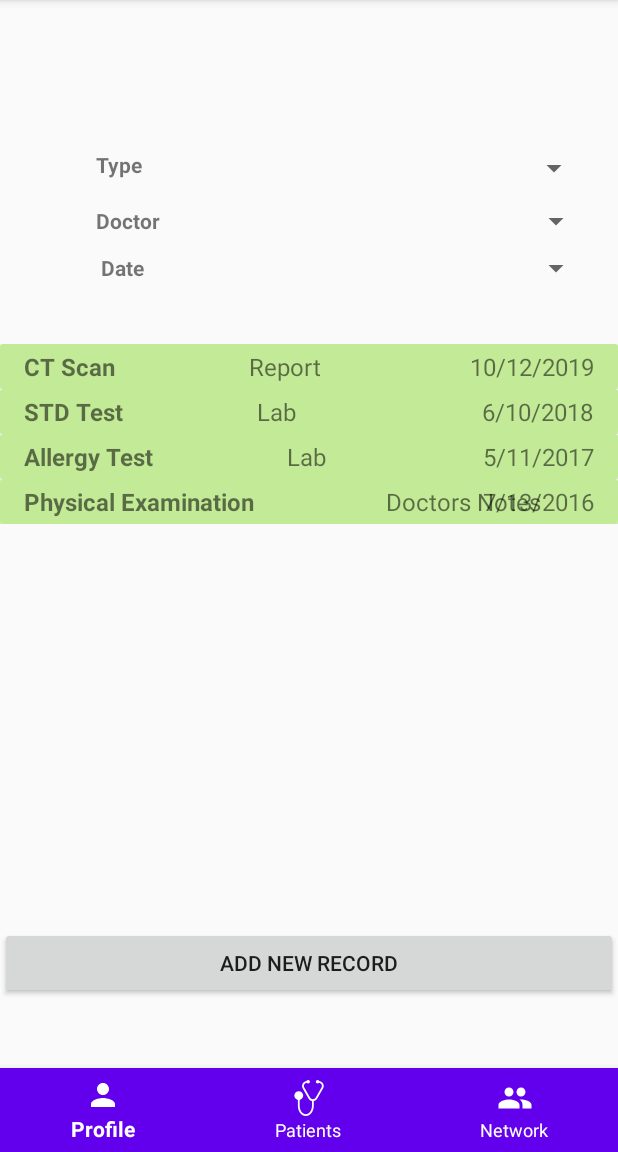
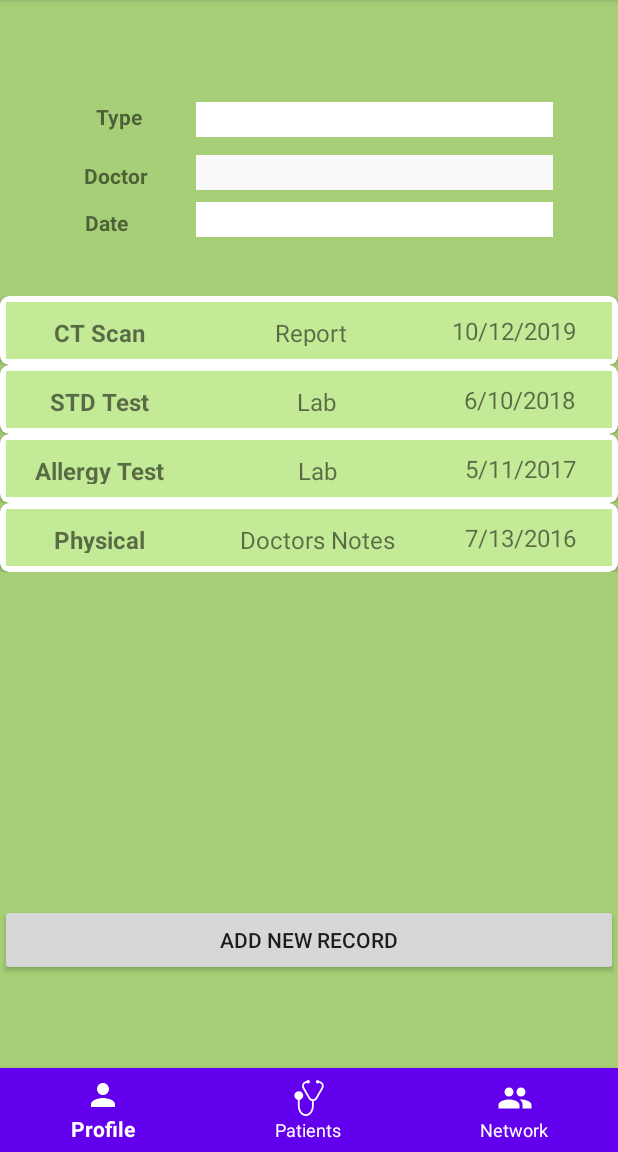
Before and after one commit to vaguduguntla/MedicalApp, an Android app: the fragment MedicalRecordsFragment placed in its activity, on a phone screen of 412 x 824 dp, the part 84-1236 px from its top. Run offline under Robolectric (Android 15) with nearby library versions, the phone set to English and light mode, and no system bars; Roboto replaces fonts that are not available here.

Commit message:
medical records xml

```diff
--- a/app/src/main/res/layout/medical_records_page_fragment.xml
+++ b/app/src/main/res/layout/medical_records_page_fragment.xml
@@ -1,21 +1,22 @@
 <?xml version="1.0" encoding="utf-8"?>
-<androidx.constraintlayout.widget.ConstraintLayout
-    xmlns:android="http://schemas.android.com/apk/res/android"
+<androidx.constraintlayout.widget.ConstraintLayout xmlns:android="http://schemas.android.com/apk/res/android"
     xmlns:app="http://schemas.android.com/apk/res-auto"
     xmlns:tools="http://schemas.android.com/tools"
     android:layout_width="match_parent"
-    android:layout_height="match_parent">
+    android:layout_height="match_parent"
+    android:background="#A6CF77">
 
     <Button
         android:id="@+id/add_record_button"
         android:layout_width="match_parent"
         android:layout_height="wrap_content"
-        android:layout_marginTop="20dp"
         android:text="Add New Record"
         app:layout_constraintBottom_toBottomOf="parent"
-        app:layout_constraintTop_toBottomOf="@+id/constraintLayout5"
-        app:layout_constraintVertical_bias="0.068"
-        tools:layout_editor_absoluteX="0dp" />
+        app:layout_constraintEnd_toEndOf="parent"
+        app:layout_constraintHorizontal_bias="1.0"
+        app:layout_constraintStart_toStartOf="parent"
+        app:layout_constraintTop_toTopOf="parent"
+        app:layout_constraintVertical_bias="0.837" />
 
     <androidx.constraintlayout.widget.ConstraintLayout
         android:id="@+id/constraintLayout5"
@@ -35,7 +36,7 @@
         android:id="@+id/constraintLayout4"
         android:layout_width="match_parent"
         android:layout_height="129dp"
-        android:layout_marginTop="76dp"
+        android:layout_marginTop="44dp"
         app:layout_constraintStart_toStartOf="parent"
         app:layout_constraintTop_toTopOf="parent">
 
@@ -54,52 +55,65 @@
             android:id="@+id/doctor_name_medical_record_field"
             android:layout_width="wrap_content"
             android:layout_height="wrap_content"
-            android:layout_marginStart="64dp"
-            android:layout_marginTop="18dp"
+            android:layout_marginTop="20dp"
             android:text="Doctor"
             android:textStyle="bold"
+            app:layout_constraintBottom_toBottomOf="parent"
+            app:layout_constraintEnd_toEndOf="parent"
+            app:layout_constraintHorizontal_bias="0.152"
             app:layout_constraintStart_toStartOf="parent"
-            app:layout_constraintTop_toBottomOf="@+id/record_type" />
+            app:layout_constraintTop_toBottomOf="@+id/record_type"
+            app:layout_constraintVertical_bias="0.0" />
 
         <TextView
             android:id="@+id/date_field_medical_records"
             android:layout_width="wrap_content"
             android:layout_height="wrap_content"
-            android:layout_marginStart="64dp"
             android:layout_marginTop="12dp"
             android:text="Date"
             android:textStyle="bold"
-            app:layout_constraintEnd_toStartOf="@+id/doctor_spinner"
-            app:layout_constraintHorizontal_bias="0.047"
+            app:layout_constraintBottom_toBottomOf="parent"
+            app:layout_constraintEnd_toEndOf="parent"
+            app:layout_constraintHorizontal_bias="0.147"
             app:layout_constraintStart_toStartOf="parent"
-            app:layout_constraintTop_toBottomOf="@+id/doctor_name_medical_record_field" />
+            app:layout_constraintTop_toBottomOf="@+id/doctor_name_medical_record_field"
+            app:layout_constraintVertical_bias="0.0" />
 
         <Spinner
             android:id="@+id/type_spinner"
             android:layout_width="238dp"
             android:layout_height="23dp"
-            android:layout_marginStart="60dp"
-            android:layout_marginTop="24dp"
-            app:layout_constraintStart_toEndOf="@+id/record_type"
-            app:layout_constraintTop_toTopOf="parent" />
+            android:background="#FFFFFF"
+            app:layout_constraintBottom_toBottomOf="parent"
+            app:layout_constraintEnd_toEndOf="parent"
+            app:layout_constraintHorizontal_bias="0.75"
+            app:layout_constraintStart_toStartOf="parent"
+            app:layout_constraintTop_toTopOf="parent"
+            app:layout_constraintVertical_bias="0.226" />
 
         <Spinner
             android:id="@+id/doctor_spinner"
             android:layout_width="238dp"
             android:layout_height="23dp"
-            android:layout_marginStart="50dp"
             android:layout_marginTop="12dp"
-            app:layout_constraintStart_toEndOf="@+id/doctor_name_medical_record_field"
-            app:layout_constraintTop_toBottomOf="@+id/type_spinner" />
+            android:background="#FAF9F9"
+            app:layout_constraintBottom_toBottomOf="parent"
+            app:layout_constraintEnd_toEndOf="parent"
+            app:layout_constraintHorizontal_bias="0.75"
+            app:layout_constraintStart_toStartOf="parent"
+            app:layout_constraintTop_toBottomOf="@+id/type_spinner"
+            app:layout_constraintVertical_bias="0.0" />
 
         <Spinner
             android:id="@+id/date_spinner"
             android:layout_width="238dp"
             android:layout_height="23dp"
-            android:layout_marginEnd="17dp"
             android:layout_marginBottom="15dp"
+            android:background="#FFFFFF"
             app:layout_constraintBottom_toBottomOf="parent"
             app:layout_constraintEnd_toEndOf="parent"
+            app:layout_constraintHorizontal_bias="0.75"
+            app:layout_constraintStart_toStartOf="parent"
             app:layout_constraintTop_toBottomOf="@+id/doctor_spinner"
             app:layout_constraintVertical_bias="1.0" />
     </androidx.constraintlayout.widget.ConstraintLayout>
--- a/app/src/main/res/layout/medical_records_row.xml
+++ b/app/src/main/res/layout/medical_records_row.xml
@@ -9,8 +9,9 @@
     <androidx.cardview.widget.CardView
         android:id="@+id/medical_record"
         android:layout_width="match_parent"
-        android:layout_height="30dp"
+        android:layout_height="46dp"
         android:background="#FFFFFF"
+        app:cardCornerRadius="6dp"
         app:layout_constraintEnd_toEndOf="parent"
         app:layout_constraintStart_toStartOf="parent"
         app:layout_constraintTop_toTopOf="parent">
@@ -18,41 +19,43 @@
         <androidx.constraintlayout.widget.ConstraintLayout
             android:layout_width="match_parent"
             android:layout_height="match_parent"
+            android:layout_margin="4dp"
             android:background="#C3EA96">
 
             <TextView
                 android:id="@+id/Record_Name"
-                android:layout_width="wrap_content"
-                android:layout_height="wrap_content"
+                android:layout_width="92dp"
+                android:layout_height="20dp"
                 android:layout_marginStart="16dp"
-                android:layout_marginTop="4dp"
                 android:text="TextView"
+                android:textAlignment="center"
                 android:textSize="16sp"
                 android:textStyle="bold"
+                app:layout_constraintBottom_toBottomOf="parent"
                 app:layout_constraintStart_toStartOf="parent"
                 app:layout_constraintTop_toTopOf="parent" />
 
             <TextView
                 android:id="@+id/Type"
-                android:layout_width="wrap_content"
-                android:layout_height="wrap_content"
-                android:layout_marginStart="88dp"
-                android:layout_marginTop="4dp"
+                android:layout_width="172dp"
+                android:layout_height="20dp"
                 android:text="TextView"
+                android:textAlignment="center"
                 android:textSize="16sp"
+                app:layout_constraintBottom_toBottomOf="parent"
                 app:layout_constraintEnd_toStartOf="@+id/Date"
-                app:layout_constraintHorizontal_bias="0.01"
                 app:layout_constraintStart_toEndOf="@+id/Record_Name"
                 app:layout_constraintTop_toTopOf="parent" />
 
             <TextView
                 android:id="@+id/Date"
                 android:layout_width="wrap_content"
-                android:layout_height="wrap_content"
-                android:layout_marginTop="4dp"
-                android:layout_marginEnd="16dp"
+                android:layout_height="22dp"
+                android:layout_marginEnd="24dp"
                 android:text="TextView"
+                android:textAlignment="center"
                 android:textSize="16sp"
+                app:layout_constraintBottom_toBottomOf="parent"
                 app:layout_constraintEnd_toEndOf="parent"
                 app:layout_constraintTop_toTopOf="parent" />
         </androidx.constraintlayout.widget.ConstraintLayout>
```
